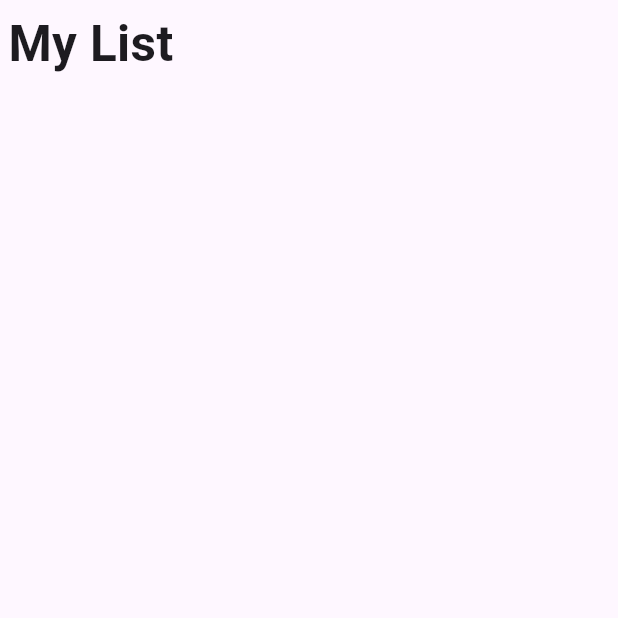
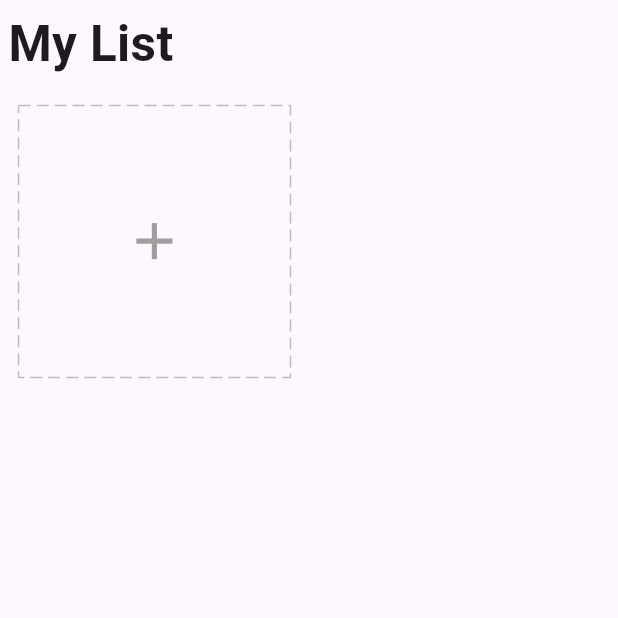
Before and after one commit to SardarHossaini/Task-Manager-App, a Flutter app: the screen it shows after launch, on a phone screen of 412 x 824 dp, the top half of it. Run offline on Flutter 3.47's test engine with Material 3 defaults, Android fonts, the phone set to English and light mode, and no system bars; drawn by our look-alikes of dotted_border; our stand-ins replace equatable, flutter_easyloading, get, get_storage.

Commit message:
add AddCard widget and update HomeController with form handling

```diff
--- a/lib/app/modules/home/controller.dart
+++ b/lib/app/modules/home/controller.dart
@@ -1,3 +1,4 @@
+import 'package:flutter/cupertino.dart';
 import 'package:get/get.dart';
 import 'package:task_manager_app/app/data/models/task.dart';
 import 'package:task_manager_app/app/data/services/storage/repository.dart';
@@ -5,7 +6,9 @@ import 'package:task_manager_app/app/data/services/storage/repository.dart';
 class HomeController extends GetxController {
   TaskRepository taskRepository;
   HomeController({required this.taskRepository});
-
+  final formKey = GlobalKey<FormState>();
+  final editController = TextEditingController();
+  final chipIndex = 0.obs;
   final tasks = <Task>[].obs;
 
   @override
@@ -19,4 +22,10 @@ class HomeController extends GetxController {
   void onClose() {
     super.onClose();
   }
+
+  void changeChipIndex(int value) {
+    if (value != chipIndex.value) {
+      chipIndex.value = value;
+    }
+  }
 }
--- a/lib/app/modules/home/view.dart
+++ b/lib/app/modules/home/view.dart
@@ -2,6 +2,7 @@ import 'package:flutter/material.dart';
 import 'package:get/get.dart';
 import 'package:task_manager_app/app/core/utils/extensions.dart';
 import 'package:task_manager_app/app/modules/home/controller.dart';
+import 'package:task_manager_app/app/modules/home/widgets/add_card.dart';
 
 class HomePage extends GetView<HomeController> {
   const HomePage({super.key});
@@ -16,8 +17,17 @@ class HomePage extends GetView<HomeController> {
               padding: EdgeInsets.all(4.0.sp),
               child: Text(
                 "My List",
-                style: TextStyle(fontSize: 24.sp, fontWeight: FontWeight.bold),
+                style: TextStyle(
+                  fontSize: 24.0.sp,
+                  fontWeight: FontWeight.bold,
+                ),
               ),
+            ),
+            GridView.count(
+              crossAxisCount: 2,
+              shrinkWrap: true,
+              physics: const ClampingScrollPhysics(),
+              children: [AddCard()],
             ),
           ],
         ),
--- /dev/null
+++ b/lib/app/modules/home/widgets/add_card.dart
@@ -0,0 +1,64 @@
+import 'package:dotted_border/dotted_border.dart';
+import 'package:flutter/material.dart';
+import 'package:get/get.dart';
+import 'package:get/get_core/src/get_main.dart';
+import 'package:task_manager_app/app/core/utils/extensions.dart';
+import 'package:task_manager_app/app/modules/home/controller.dart';
+import 'package:task_manager_app/app/widgets/icons.dart';
+
+class AddCard extends StatelessWidget {
+  AddCard({super.key});
+  final homeCtrl = Get.find<HomeController>();
+
+  @override
+  Widget build(BuildContext context) {
+    final icons = getIcons();
+    var squareWidth = Get.width - 12.0.wp;
+    return Container(
+      width: squareWidth / 2,
+      height: squareWidth / 2,
+      margin: EdgeInsets.all(3.0.wp),
+      child: InkWell(
+        onTap: () async {
+          await Get.defaultDialog(
+            titlePadding: EdgeInsets.symmetric(vertical: 5.0.wp),
+            title: "Task Type",
+            radius: 5,
+            content: Form(
+              key: homeCtrl.formKey,
+              child: Column(
+                children: [
+                  Padding(
+                    padding: EdgeInsets.symmetric(horizontal: 3.0.wp),
+                    child: TextFormField(
+                      controller: homeCtrl.editController,
+                      decoration: InputDecoration(
+                        labelText: "Title",
+                        border: OutlineInputBorder(),
+                      ),
+                      validator: (value) {
+                        if (value == null || value.isEmpty) {
+                          return "Please enter a task name";
+                        }
+                        return null;
+                      },
+                    ),
+                  ),
+                ],
+              ),
+            ),
+          );
+        },
+        child: DottedBorder(
+          options: RectDottedBorderOptions(
+            dashPattern: [8, 4],
+            color: Colors.grey[400]!,
+          ),
+          child: Center(
+            child: Icon(Icons.add, size: 10.0.wp, color: Colors.grey),
+          ),
+        ),
+      ),
+    );
+  }
+}
--- a/lib/app/widgets/icons.dart
+++ b/lib/app/widgets/icons.dart
@@ -6,24 +6,24 @@ List<Icon> getIcons() {
   return const [
     Icon(
       IconData(personIcon, fontFamily: 'MaterialIcons'),
-      color: pink,
+      color: purple,
+    ), // task
+    Icon(IconData(workIcon, fontFamily: 'MaterialIcons'), color: pink), // task
+    Icon(
+      IconData(movieIcon, fontFamily: 'MaterialIcons'),
+      color: green,
     ), // task
     Icon(
-      IconData(workIcon, fontFamily: 'MaterialIcons'),
-      color: purple,
+      IconData(sportIcon, fontFamily: 'MaterialIcons'),
+      color: yellow,
     ), // task
     Icon(
-      IconData(movieIcon, fontFamily: 'MaterialIcons'),
+      IconData(travelIcon, fontFamily: 'MaterialIcons'),
       color: deepPink,
     ), // task
     Icon(
-      IconData(sportIcon, fontFamily: 'MaterialIcons'),
-      color: green,
+      IconData(shopIcon, fontFamily: 'MaterialIcons'),
+      color: lightBlue,
     ), // task
-    Icon(
-      IconData(travelIcon, fontFamily: 'MaterialIcons'),
-      color: yellow,
-    ), // task
-    Icon(IconData(shopIcon, fontFamily: 'MaterialIcons'), color: blue), // task
   ];
 }
--- a/pubspec.yaml
+++ b/pubspec.yaml
@@ -38,6 +38,7 @@ dependencies:
   get_storage: ^2.1.1
   equatable: ^2.0.7
   flutter_easyloading: ^3.0.5
+  dotted_border: ^3.0.1
 
 dev_dependencies:
   flutter_test:
```
Also changed, not shown: pubspec.lock.
